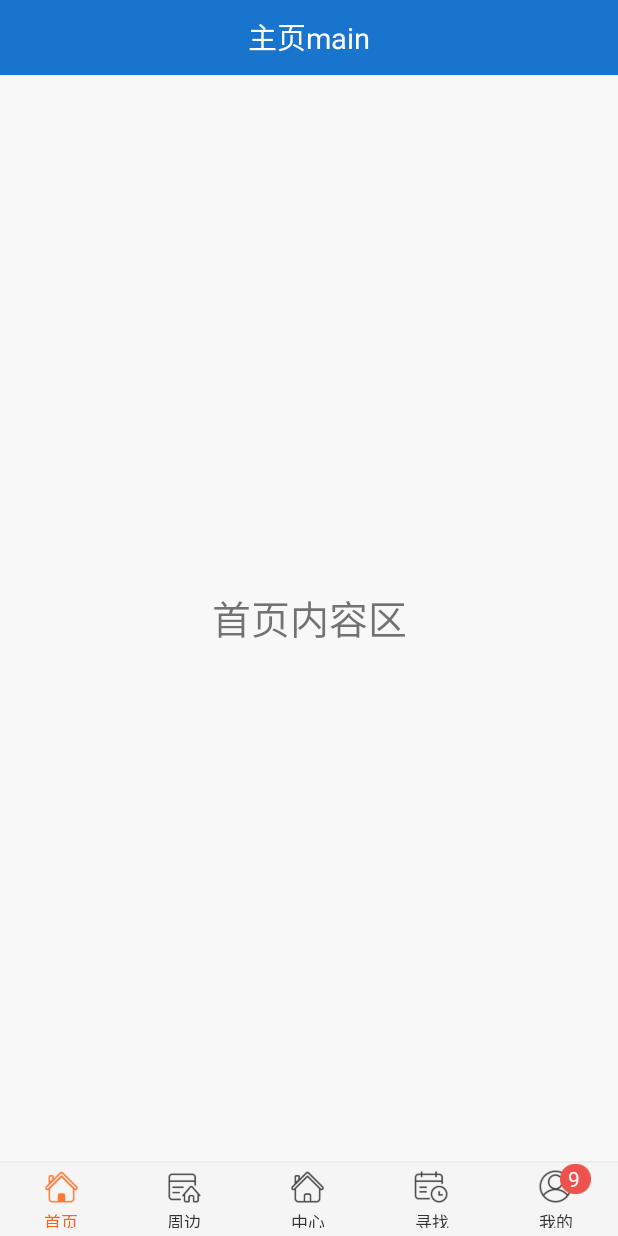
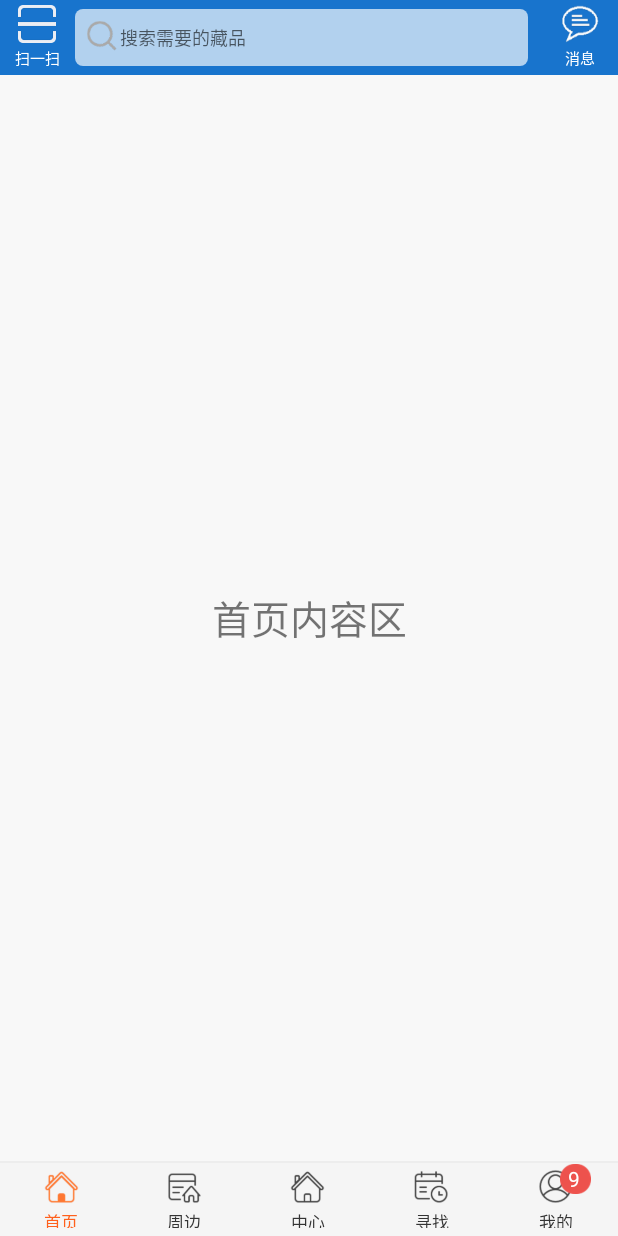
Before and after one commit to ljxx/ILoveHer, an Android app: the screen it shows after launch (MainActivity), on a phone screen of 412 x 824 dp. Run offline under Robolectric (Android 15) with nearby library versions, the phone set to English and light mode, and no system bars.

Commit message:
首页header布局

```diff
--- /dev/null
+++ b/app/src/main/res/drawable/main_search_edit_bg.xml
@@ -0,0 +1,5 @@
+<?xml version="1.0" encoding="utf-8"?>
+<shape xmlns:android="http://schemas.android.com/apk/res/android">
+    <corners android:radius="@dimen/px5"/>
+    <solid android:color="#aaffffff"/>
+</shape>
--- a/app/src/main/res/layout/layout_main_header.xml
+++ b/app/src/main/res/layout/layout_main_header.xml
@@ -1,11 +1,82 @@
 <?xml version="1.0" encoding="utf-8"?>
-<RelativeLayout xmlns:android="http://schemas.android.com/apk/res/android"
+<LinearLayout xmlns:android="http://schemas.android.com/apk/res/android"
     android:layout_width="match_parent"
     android:layout_height="@dimen/px50"
     android:background="@color/main_header_bg"
+    android:orientation="horizontal"
+    android:gravity="center"
     >
 
-    <Button
+    <LinearLayout
+        android:layout_width="@dimen/px50"
+        android:layout_height="@dimen/px50"
+        android:orientation="vertical"
+        android:gravity="center"
+        >
+        <ImageView
+            android:layout_width="25dp"
+            android:layout_height="25dp"
+            android:background="@drawable/scan_icon"
+            />
+        <TextView
+            android:layout_width="wrap_content"
+            android:layout_height="wrap_content"
+            android:paddingTop="@dimen/px2"
+            android:text="扫一扫"
+            android:textSize="10sp"
+            android:textColor="@color/text_color_white"
+            />
+    </LinearLayout>
+
+    <RelativeLayout
+        android:layout_width="@dimen/px0"
+        android:layout_height="match_parent"
+        android:gravity="center_vertical"
+        android:layout_weight="1.0"
+        >
+        <EditText
+            android:layout_width="match_parent"
+            android:layout_height="wrap_content"
+            android:hint="搜索需要的藏品"
+            android:paddingLeft="30dp"
+            android:paddingTop="@dimen/px10"
+            android:paddingBottom="@dimen/px10"
+            android:paddingRight="@dimen/px10"
+            android:textSize="12sp"
+            android:focusable="false"
+            android:layout_marginRight="@dimen/px10"
+            android:background="@drawable/main_search_edit_bg"
+            />
+        <ImageView
+            android:layout_width="20dp"
+            android:layout_height="20dp"
+            android:layout_margin="8dp"
+            android:background="@drawable/ic_search"
+            />
+    </RelativeLayout>
+
+    <LinearLayout
+        android:layout_width="@dimen/px50"
+        android:layout_height="@dimen/px50"
+        android:orientation="vertical"
+        android:gravity="center"
+        >
+        <ImageView
+            android:layout_width="25dp"
+            android:layout_height="25dp"
+            android:background="@drawable/icon_mesage"
+            />
+        <TextView
+            android:layout_width="wrap_content"
+            android:layout_height="wrap_content"
+            android:paddingTop="@dimen/px2"
+            android:text="消息"
+            android:textSize="10sp"
+            android:textColor="@color/text_color_white"
+            />
+    </LinearLayout>
+
+    <!--<Button
         android:id="@+id/mBack"
         style="@style/title_base_button"
         android:background="@drawable/btn_back"
@@ -17,6 +88,6 @@
         style="@style/main_header_title"
         android:layout_centerInParent="true"
         android:text="主页main"
-        />
+        />-->
 
-</RelativeLayout>
+</LinearLayout>
--- a/app/src/main/res/values/dimens.xml
+++ b/app/src/main/res/values/dimens.xml
@@ -8,6 +8,8 @@
     <dimen name="px2">2dp</dimen>
     <dimen name="px3">3dp</dimen>
     <dimen name="px5">5dp</dimen>
+    <dimen name="px10">10dp</dimen>
+    <dimen name="px15">15dp</dimen>
     <dimen name="px50">50dp</dimen>
 
     <!--字体大小-->
```
Also changed, not shown: app/src/main/res/drawable-hdpi/ic_search.png (added), app/src/main/res/drawable-hdpi/icon_mesage.png (added), app/src/main/res/drawable-hdpi/scan_icon.png (added), app/src/main/res/drawable-mdpi/ic_search.png (added), app/src/main/res/drawable-mdpi/icon_mesage.png (added), app/src/main/res/drawable-mdpi/scan_icon.png (added), app/src/main/res/drawable-xhdpi/ic_search.png (added), app/src/main/res/drawable-xhdpi/icon_mesage.png (added), app/src/main/res/drawable-xhdpi/scan_icon.png (added), app/src/main/res/drawable-xxhdpi/ic_search.png (added), app/src/main/res/drawable-xxhdpi/icon_mesage.png (added), app/src/main/res/drawable-xxhdpi/scan_icon.png (added), app/src/main/res/drawable-xxxhdpi/ic_search.png (added), app/src/main/res/drawable-xxxhdpi/icon_mesage.png (added), 1 more files.
